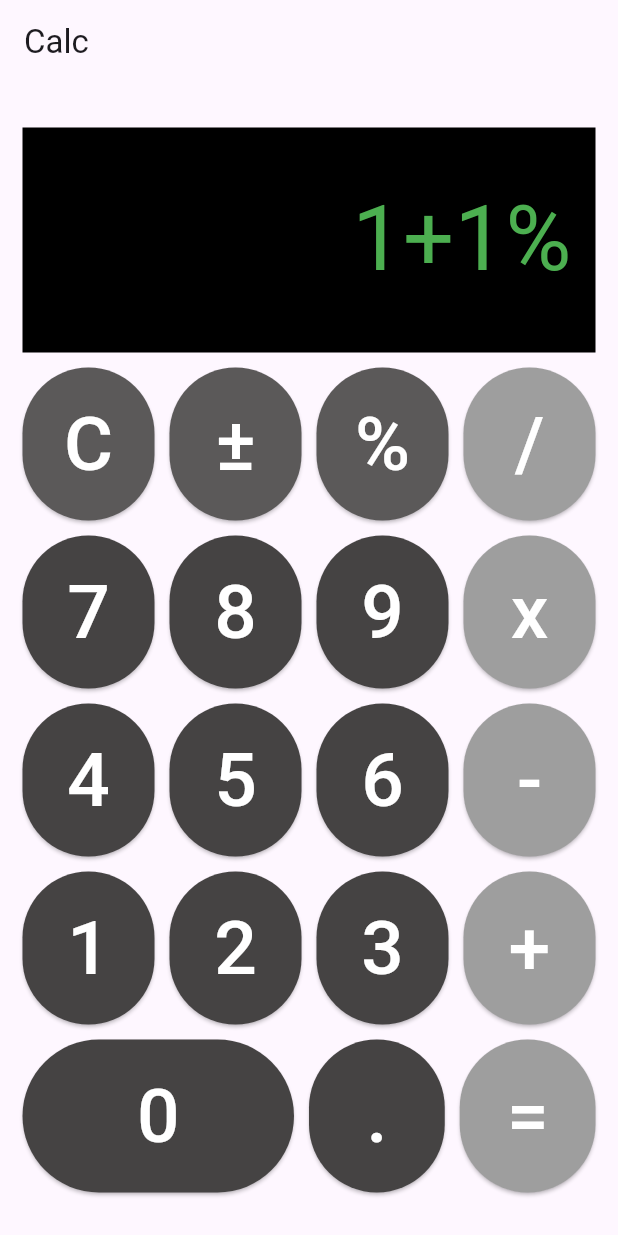
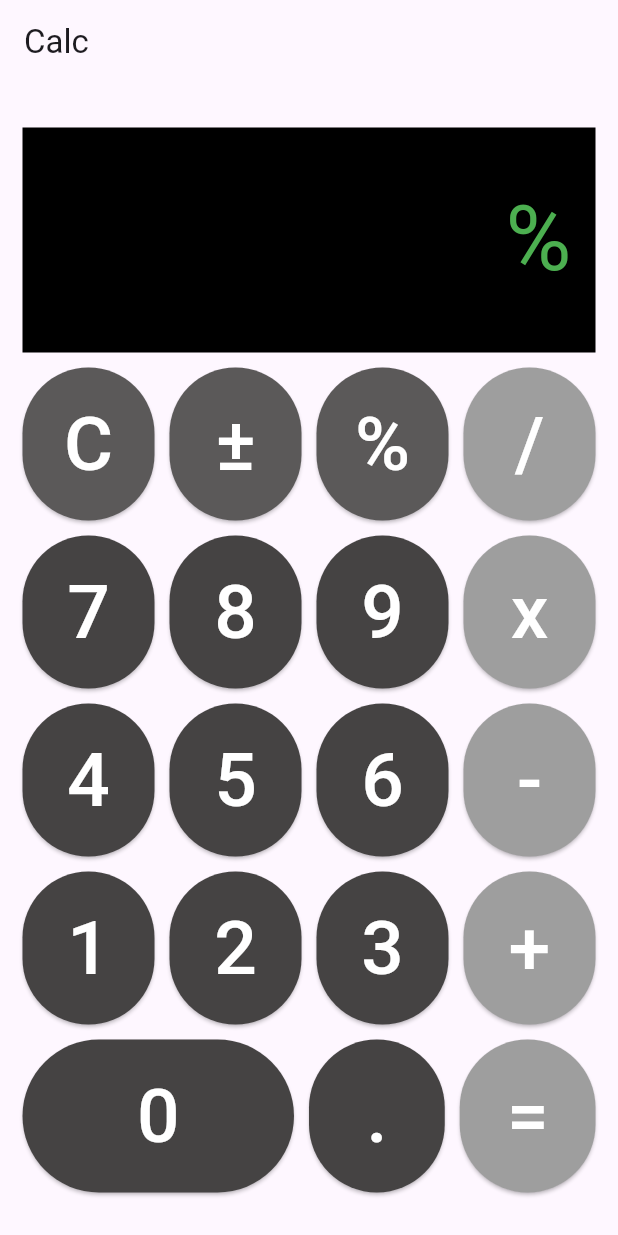
Before and after one commit to Myriad21/TrajuanSmith_Homework01, a Flutter app: the screen it shows after launch, after a tap on an icon or button, on a phone screen of 412 x 824 dp. Run offline on Flutter 3.47's test engine with Material 3 defaults, Android fonts, the phone set to English and light mode, and no system bars.

```diff
--- a/lib/main.dart
+++ b/lib/main.dart
@@ -11,12 +11,25 @@ class CalculatorApp extends StatefulWidget {
 }
 
 class _CalculatorAppState extends State<CalculatorApp> {
-  String displayText ="1+1";
+  String displayText ="";
+  double? _operand1;
+  String? _operator;
+  bool startNewNumber=false;
+
+  void setOperator(String newOp) {
+    final n = double.tryParse(displayText);
+    if (n == null) return;
+
+    _operand1 = n;
+    _operator = newOp;
+
+    setState(() {
+      displayText += newOp; // show the expression being built (e.g., "12+")
+    });
+  }
 
 
   // Helper functions to define the buttons
-  //
-
   Widget numberBttn(String t, VoidCallback onTap) => Expanded(
     child: ElevatedButton(
       onPressed: onTap,
@@ -52,6 +65,13 @@ class _CalculatorAppState extends State<CalculatorApp> {
       child: Text(t, style: const TextStyle(fontSize: 50)),
     ),
   );
+
+  // Append text to displayText
+  void append(String s){
+    setState(() {
+      displayText += s;
+    });
+  }
 
   @override
   Widget build(BuildContext context) {
@@ -94,10 +114,10 @@ class _CalculatorAppState extends State<CalculatorApp> {
                 firstRowButtons('±', (){}),
 
                 const SizedBox(width: 10,),
-                firstRowButtons('%', () => setState(() => displayText+='%')),
+                firstRowButtons('%', () => append('%')),
 
                 const SizedBox(width: 10,),
-                operatorBttn('/', (){})
+                operatorBttn('/', ()=> append('/'))
               ],
             ),
 
@@ -107,16 +127,16 @@ class _CalculatorAppState extends State<CalculatorApp> {
               mainAxisAlignment: MainAxisAlignment.center,
               crossAxisAlignment: CrossAxisAlignment.center,
               children: [
-                numberBttn('7', (){}),
+                numberBttn('7', ()=>append('7')),
 
                 const SizedBox(width: 10,),
-                numberBttn('8', (){}),
+                numberBttn('8', () => append('8')),
 
                 const SizedBox(width: 10,),
-                numberBttn('9', (){}),
+                numberBttn('9', () => append('9')),
 
                 const SizedBox(width: 10,),
-                operatorBttn('x', (){})
+                operatorBttn('x', () => append('x'))
               ],
             ),
 
@@ -126,16 +146,16 @@ class _CalculatorAppState extends State<CalculatorApp> {
               mainAxisAlignment: MainAxisAlignment.center,
               crossAxisAlignment: CrossAxisAlignment.center,
               children: [
-                numberBttn('4', (){}),
+                numberBttn('4', () => append('4')),
 
                 const SizedBox(width: 10,),
-                numberBttn('5', (){}),
+                numberBttn('5', () => append('5')),
 
                 const SizedBox(width: 10,),
-                numberBttn('6', (){}),
+                numberBttn('6', () => append('6')),
 
                 const SizedBox(width: 10,),
-                operatorBttn('-', (){})
+                operatorBttn('-', () => append('-'))
               ],
             ),
 
@@ -145,16 +165,19 @@ class _CalculatorAppState extends State<CalculatorApp> {
               mainAxisAlignment: MainAxisAlignment.center,
               crossAxisAlignment: CrossAxisAlignment.center,
               children: [
-                numberBttn('1', (){}),
+                numberBttn('1', () => append('1')),
 
                 const SizedBox(width: 10,),
-                numberBttn('2', (){}),
+                numberBttn('2', () => append('2')),
 
                 const SizedBox(width: 10,),
-                numberBttn('3', (){}),
+                numberBttn('3', () => append('3')),
 
                 const SizedBox(width: 10,),
-                operatorBttn('+', (){})
+                operatorBttn('+', () {
+                  append('+');
+                  setOperator('+');
+                })
               ],
             ),
 
@@ -167,7 +190,7 @@ class _CalculatorAppState extends State<CalculatorApp> {
                 Expanded(
                   flex: 2,
                   child: ElevatedButton(
-                    onPressed: (){},
+                    onPressed: () => append('0'),
                     style: ElevatedButton.styleFrom(
                       backgroundColor: const Color.fromARGB(255, 69, 67, 67),
                       foregroundColor: Colors.white,
@@ -181,7 +204,7 @@ class _CalculatorAppState extends State<CalculatorApp> {
                   ),
                 ),
                 const SizedBox(width: 10,),
-                numberBttn('.', (){}),
+                numberBttn('.', () => append('.')),
 
                 const SizedBox(width: 10,),
                 operatorBttn('=', (){})
```
